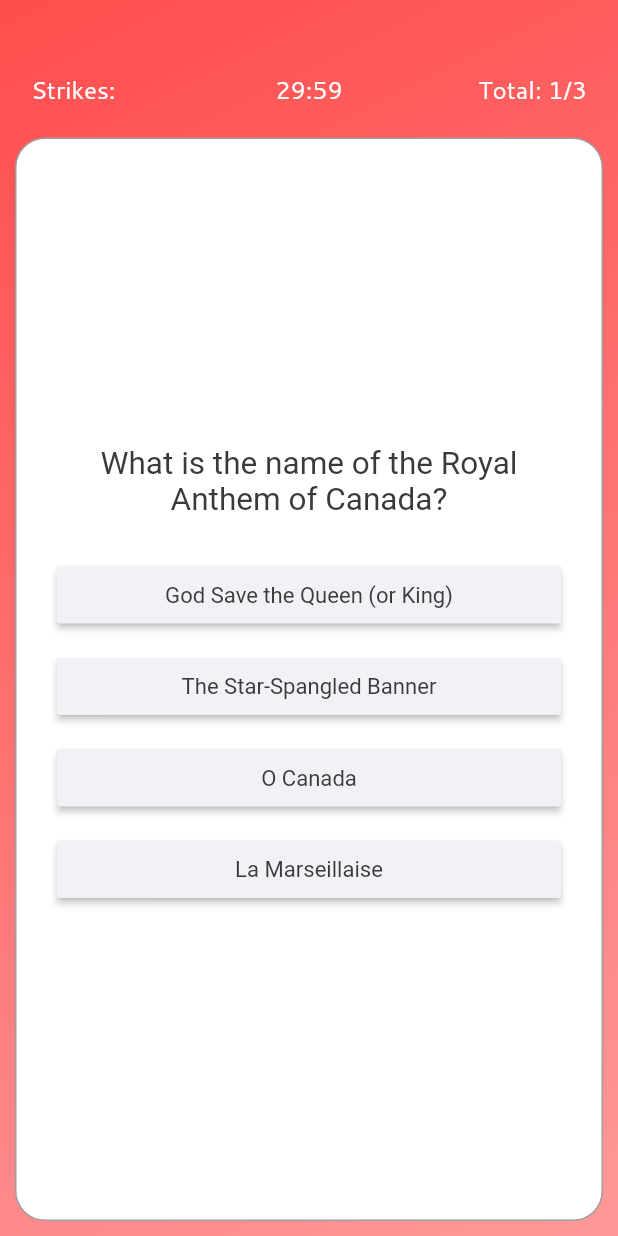
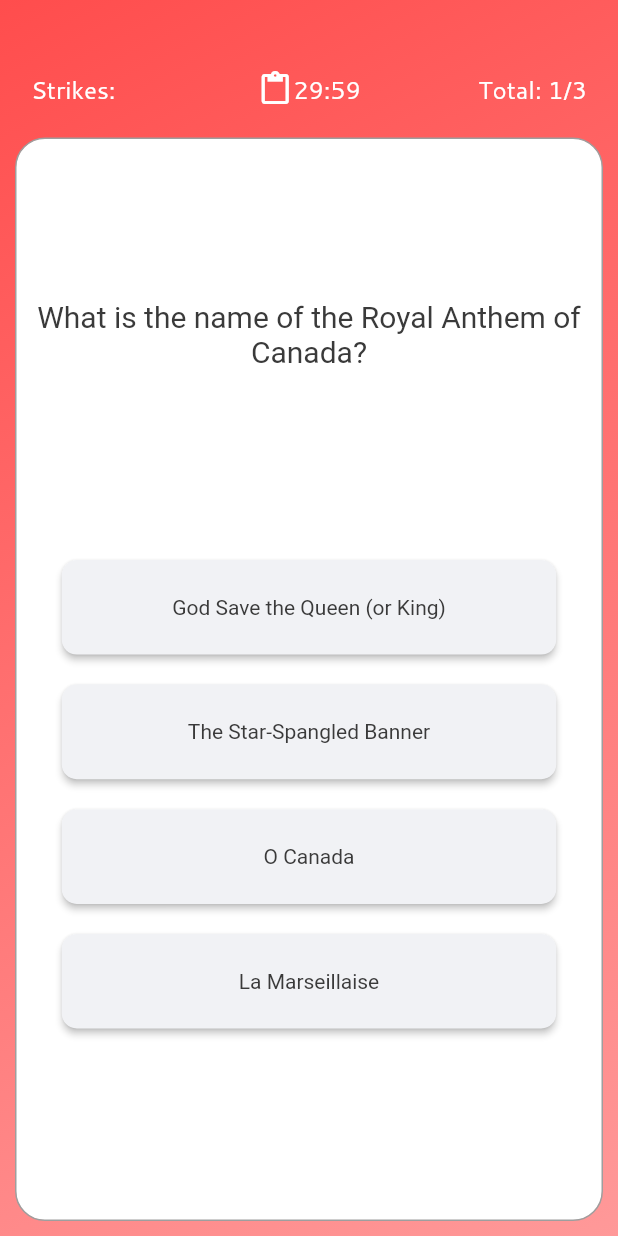
Before and after one commit to liangpeter08/quizlet, a Flutter app: the screen it shows after launch, after a tap on "Begin Test", on a phone screen of 412 x 824 dp. Run offline on Flutter 3.47's test engine with Material 2 defaults, Android fonts, the phone set to English and light mode, and no system bars; Roboto replaces fonts that are missing (font2).

Commit message:
add icon and round design button

```diff
--- a/lib/util/answerbutton.dart
+++ b/lib/util/answerbutton.dart
@@ -23,8 +23,10 @@ class QandA extends StatelessWidget {
       return SizedBox(
           width: MediaQuery.of(context).size.width * 80 / 100,
           child: Container(
-            margin: EdgeInsets.all(5),
+            margin: EdgeInsets.only(top: 20),
             child: RaisedButton(
+              padding: EdgeInsets.all(screenHeight / 35),
+              shape: new RoundedRectangleBorder(borderRadius: new BorderRadius.circular(10.0)),
               color: this.selectedButton == i
                   ? answerOrder[i] == 1 ? Color(0xFF4fca94) : Color(0xFFe598a5)
                   : (this.animationState == AnimationState.SHOW_ANSWER &&
@@ -45,29 +47,30 @@ class QandA extends StatelessWidget {
             ),
           ));
     });
-    // questionAndAnswer.insert(0,Expanded(child:Container()));
+    questionAndAnswer.insert(0,Spacer());
     questionAndAnswer.insert(
         0,
         SizedBox(
           width: MediaQuery.of(context).size.width * 90 / 100,
           child:
        Container(
-                margin: EdgeInsets.all(screenWidth / 20),
+            //    margin: EdgeInsets.all(screenWidth / 20),
                 child: Text(currentQuestion[0],
                     textAlign: TextAlign.center,
                     style: TextStyle(
                         fontFamily: 'font2',
                         color: Color(0xFF3a3a3a),
                         fontSize: 20)))));
-
+                             questionAndAnswer.insert(0, Spacer());
+ questionAndAnswer.add(Spacer());
     return
-    FittedBox(
-        fit: BoxFit.contain,
-        child:
+    // FittedBox(
+    //     fit: BoxFit.contain,
+    //     child:
         Container(
             margin: EdgeInsets.only(bottom: 20),
             child: Column(children: questionAndAnswer)
-            )
+            // )
             );
   }
 }
--- a/lib/views/questionview.dart
+++ b/lib/views/questionview.dart
@@ -1,6 +1,5 @@
 import 'package:flutter/material.dart';
 import 'package:flutter/widgets.dart';
-import 'dart:math';
 import 'dart:async';
 
 import '../style/theme.dart' as Theme;
@@ -14,7 +13,6 @@ import './loseview.dart';
 class QuestionPage extends StatefulWidget {
   // This widget is the root of your application.
   final List<int> selectedQuestions;
-  Timer timer;
 
   QuestionPage({this.selectedQuestions});
   @override
@@ -28,17 +26,18 @@ class _QuestionState extends State<QuestionPage> {
   int mistakes;
   int selectedAnswer;
   int time;
+  Timer timer;
   List<int> answerOrder;
   List<String> currentQuestion;
   AnimationState animationState;
 
   void startTimer() {
     const oneSec = const Duration(seconds: 1);
-    widget.timer = new Timer.periodic(
+    this.timer = new Timer.periodic(
         oneSec,
         (Timer timer) => setState(() {
               if (this.time < 1) {
-                widget.timer.cancel();
+                this.timer.cancel();
                 //TO DO: go to end page when times runs out. See if user passes or fails
               } else {
                 this.time = time - 1;
@@ -60,7 +59,7 @@ class _QuestionState extends State<QuestionPage> {
   }
 
   void dispose() {
-    widget.timer.cancel();
+    this.timer.cancel();
     super.dispose();
   }
 
@@ -144,11 +143,22 @@ class _QuestionState extends State<QuestionPage> {
                       Expanded(
                           child: Center(
                               child: Container(
-                                  padding: EdgeInsets.all(screenHeight / 40),
-                                  child: Text(printTime(this.time), style: TextStyle(
-                                          fontFamily: 'font1',
+                                  padding: EdgeInsets.all(screenHeight / 80),
+                                  child: Row(
+                                      mainAxisAlignment:
+                                          MainAxisAlignment.center,
+                                      children: <Widget>[
+                                        Icon(
+                                          IconData(0xe192,
+                                              fontFamily: 'MaterialIcons'),
                                           color: Color(0xFFFFFFFF),
-                                          fontSize: 16))))),
+                                        ),
+                                        Text(printTime(this.time),
+                                            style: TextStyle(
+                                                fontFamily: 'font1',
+                                                color: Color(0xFFFFFFFF),
+                                                fontSize: 16)),
+                                      ])))),
                       Container(
                           padding: EdgeInsets.all(screenHeight / 40),
                           width: screenWidth * 0.34,
--- a/pubspec.yaml
+++ b/pubspec.yaml
@@ -19,6 +19,7 @@ environment:
 dependencies:
   flutter:
     sdk: flutter
+    uses-material-design: true
   better_moment: ^0.1.0
 
 
```
